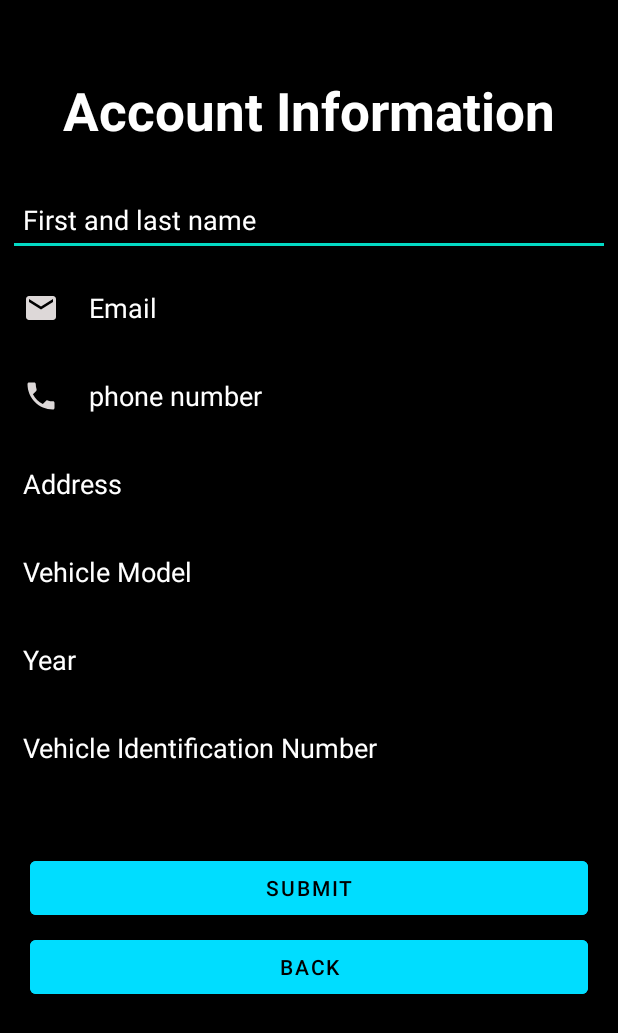
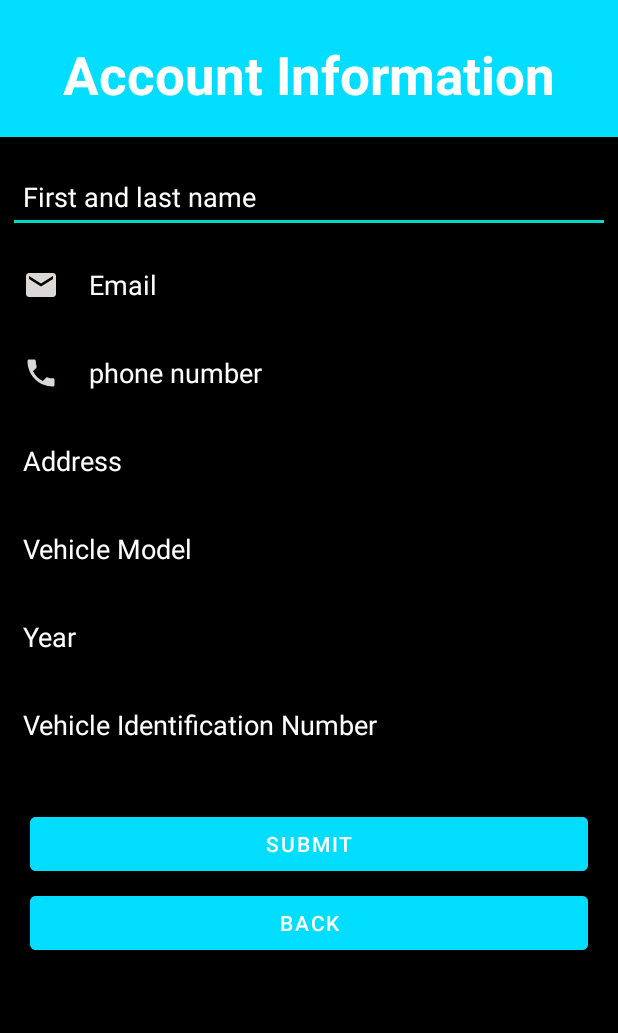
Before and after one commit to capstoneGM/gmApp, an Android app: the screen it shows after launch once a user with an empty profile is signed in (AccountInfo), after a tap on "Profile", on a phone screen of 412 x 824 dp. Shown: the top 1033 px of the screen. Run offline under Robolectric (Android 15) with nearby library versions, the phone set to English and light mode, and no system bars; our stand-ins replace Firebase (no records; nobody signed in at launch, a user with empty details on screens opened directly), sdp/ssp sizes; libraries missing offline, so code that uses them is left out: com.smartcar.sdk; 9 statements that could not run were skipped.

Commit message:
Update to Connect to Car functionality

```diff
--- a/GMev/app/src/main/java/com/example/gmev/MainMenu.java
+++ b/GMev/app/src/main/java/com/example/gmev/MainMenu.java
@@ -12,6 +12,10 @@ import androidx.appcompat.app.AppCompatActivity;
 
 import com.google.android.material.card.MaterialCardView;
 import com.google.firebase.auth.FirebaseAuth;
+import com.google.firebase.auth.FirebaseUser;
+import com.google.firebase.auth.UserInfo;
+import com.google.firebase.database.DatabaseReference;
+import com.google.firebase.database.FirebaseDatabase;
 import com.smartcar.sdk.SmartcarAuth;
 import com.smartcar.sdk.SmartcarCallback;
 import com.smartcar.sdk.SmartcarResponse;
@@ -37,11 +41,19 @@ public class MainMenu extends AppCompatActivity {
     private String carMake;
     private String carModel;
     private int carYear;
+    private FirebaseAuth firebaseAuth;
+    private FirebaseUser currentUser;
+    private DatabaseReference userInfoRef;
 
     @Override
     protected void onCreate(Bundle savedInstanceState) {
         super.onCreate(savedInstanceState);
         setContentView(R.layout.activity_main_menu);
+
+        firebaseAuth = FirebaseAuth.getInstance();
+        currentUser = firebaseAuth.getCurrentUser();
+
+        String userId = currentUser.getUid();
 
         //Charge bar objects
         final ProgressBar chargeBar = findViewById(R.id.charge_bar);
@@ -63,6 +75,20 @@ public class MainMenu extends AppCompatActivity {
         REDIRECT_URI = getString(R.string.smartcar_auth_scheme) + "://" + getString(R.string.smartcar_auth_host);
         SCOPE = new String[]{"required:read_vehicle_info", "required:read_battery"};
 
+
+
+//        charge = 90;
+//        carRange = (float) 314.44;
+//        carMake = "CHEVROLET";
+//        carModel = "Bolt";
+//        carYear = 2018;
+//
+//
+//        connection.setVisibility(View.GONE);
+//        updateCharge(chargeBar, chargePercent, range);
+//        updateVehicle(make, modelYear);
+//        carInfo.setVisibility(View.VISIBLE);
+
         smartcarAuth = new SmartcarAuth(
                 CLIENT_ID,
                 REDIRECT_URI,
@@ -75,11 +101,10 @@ public class MainMenu extends AppCompatActivity {
 
                         final OkHttpClient client = new OkHttpClient();
 
-                        //Create new thread for smartCar requests
                         new Thread(() -> {
                             //Send request to exchange auth code for access token
                             Request exchangeRequest = new Request.Builder()
-                                    .url(getString(R.string.app_server) + "/exchange?code=" + smartcarResponse.getCode())
+                                    .url(getString(R.string.app_server) + "/exchange?code=" + smartcarResponse.getCode() + "&id=" + userId)
                                     .build();
 
                             try {
@@ -90,7 +115,7 @@ public class MainMenu extends AppCompatActivity {
 
                             //Send request to retrieve info
                             Request infoRequest = new Request.Builder()
-                                    .url(getString(R.string.app_server) + "/vehicle")
+                                    .url(getString(R.string.app_server) + "/vehicle?id=" + userId)
                                     .build();
 
                             try {
--- a/GMev/app/src/main/res/layout/activity_account_info.xml
+++ b/GMev/app/src/main/res/layout/activity_account_info.xml
@@ -7,6 +7,14 @@
     android:background="@color/black"
     tools:context=".AccountInfo">
 
+
+    <View
+        android:id="@+id/viewHeaderBackground"
+        android:layout_width="match_parent"
+        android:layout_height="@dimen/_70sdp"
+        android:background="@android:color/holo_blue_bright"
+        app:layout_constraintTop_toTopOf="parent" />
+
     <TextView
         android:id="@+id/accountInformation"
         android:layout_width="wrap_content"
@@ -14,19 +22,19 @@
         android:layout_alignParentStart="true"
         android:layout_alignParentEnd="true"
         android:layout_gravity="center"
-        android:layout_marginStart="30dp"
-        android:layout_marginTop="50dp"
-        android:layout_marginEnd="30dp"
-        android:layout_marginBottom="20dp"
+        android:layout_marginStart="@dimen/_20sdp"
+        android:layout_marginTop="@dimen/_20sdp"
+        android:layout_marginEnd="@dimen/_20sdp"
+        android:layout_marginBottom="@dimen/_22sdp"
+        android:gravity="center"
         android:text="@string/account_information"
         android:textColor="@color/white"
         android:textSize="35sp"
-        android:textStyle="bold"
-        android:gravity="center" />
+        android:textStyle="bold" />
 
     <com.google.android.material.button.MaterialButton
         android:id="@+id/exitbtn"
-        android:layout_width="396dp"
+        android:layout_width="wrap_content"
         android:layout_height="wrap_content"
         android:layout_below="@+id/account_info_submit"
         android:layout_alignParentStart="true"
@@ -38,23 +46,23 @@
         android:backgroundTint="@android:color/holo_blue_bright"
         android:minHeight="48dp"
         android:text="@string/account_info_back"
-        android:textColor="@color/black"
+        android:textColor="@color/white"
         tools:ignore="TouchTargetSizeCheck" />
 
     <com.google.android.material.button.MaterialButton
         android:id="@+id/account_info_submit"
-        android:layout_width="396dp"
+        android:layout_width="wrap_content"
         android:layout_height="wrap_content"
         android:layout_below="@+id/vin"
         android:layout_alignParentStart="true"
         android:layout_alignParentEnd="true"
         android:layout_marginStart="20dp"
-        android:layout_marginTop="40dp"
+        android:layout_marginTop="@dimen/_20sdp"
         android:layout_marginEnd="20dp"
         android:layout_marginBottom="30dp"
         android:backgroundTint="@android:color/holo_blue_bright"
         android:text="@string/account_info_submit"
-        android:textColor="@color/black" />
+        android:textColor="@color/white" />
 
     <EditText
         android:id="@+id/fullname"
--- a/GMev/app/src/main/res/layout/activity_main.xml
+++ b/GMev/app/src/main/res/layout/activity_main.xml
@@ -13,7 +13,7 @@
         android:layout_height="wrap_content"
         android:layout_gravity="center"
         android:layout_marginStart="@dimen/_45sdp"
-        android:layout_marginTop="@dimen/_40sdp"
+        android:layout_marginTop="@dimen/_35sdp"
         android:layout_marginEnd="@dimen/_45sdp"
         android:layout_marginBottom="@dimen/_20sdp"
         android:text="Sign in"
@@ -60,7 +60,7 @@
         android:layout_centerHorizontal="true"
         android:layout_marginHorizontal="@dimen/_15sdp"
         android:layout_marginStart="@dimen/_15sdp"
-        android:layout_marginTop="@dimen/_5sdp"
+        android:layout_marginTop="@dimen/_2sdp"
         android:layout_marginEnd="@dimen/_15sdp"
         android:layout_marginBottom="@dimen/_15sdp"
         android:backgroundTint="@android:color/holo_blue_bright"
@@ -73,7 +73,7 @@
         android:layout_below="@+id/password"
         android:layout_centerHorizontal="true"
         android:layout_marginHorizontal="@dimen/_40sdp"
-        android:layout_marginVertical="@dimen/_8sdp"
+        android:layout_marginVertical="@dimen/_4sdp"
         android:gravity="right"
         android:text="Forgot password?"
         android:textColor="@color/white" />
@@ -85,7 +85,7 @@
         android:layout_below="@+id/loginbtn"
         android:layout_centerHorizontal="true"
         android:layout_marginHorizontal="@dimen/_10sdp"
-        android:layout_marginTop="@dimen/_8sdp"
+        android:layout_marginTop="@dimen/_4sdp"
         android:text="Need an account?"
         android:textColor="@color/white" />
 
--- a/GMev/app/src/main/res/values/strings.xml
+++ b/GMev/app/src/main/res/values/strings.xml
@@ -9,5 +9,5 @@
     <string name="smartcar_auth_scheme">sc9ca426af-bd86-49fc-8773-1a4eed5f4891</string>
     <string name="smartcar_auth_host">exchange</string>
     <string name="client_id">9ca426af-bd86-49fc-8773-1a4eed5f4891</string>
-    <string name="app_server">http://10.0.2.2:5001/gm-app-3b84c/us-central1</string>
+    <string name="app_server">https://us-central1-gm-app-3b84c.cloudfunctions.net</string>
 </resources>
```
